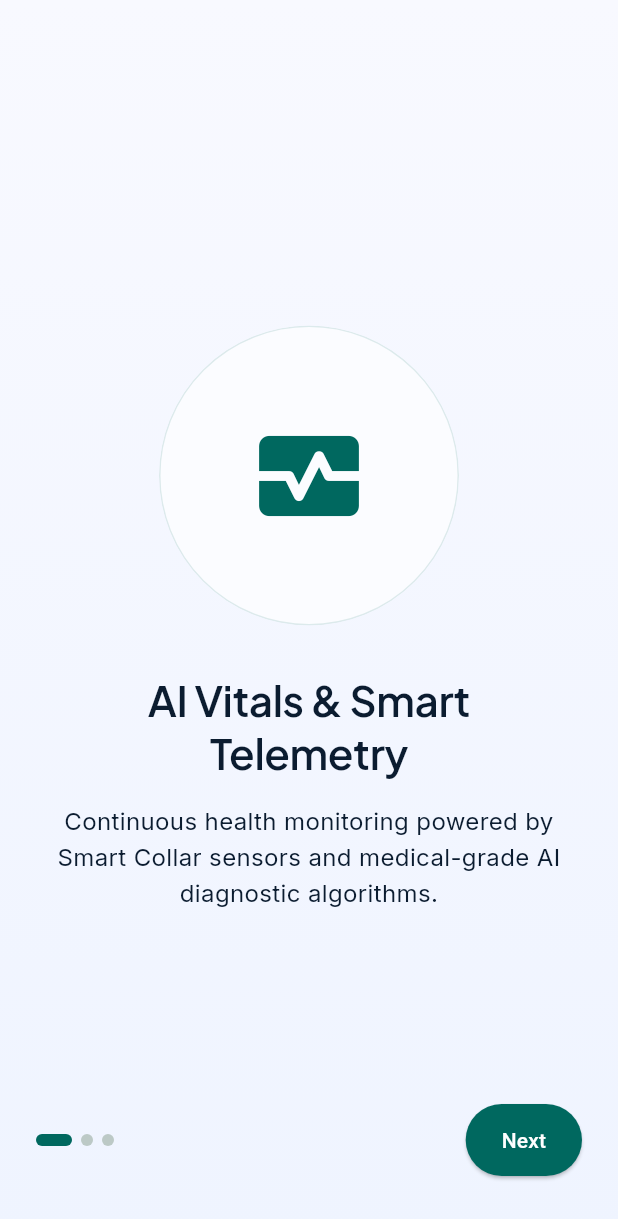
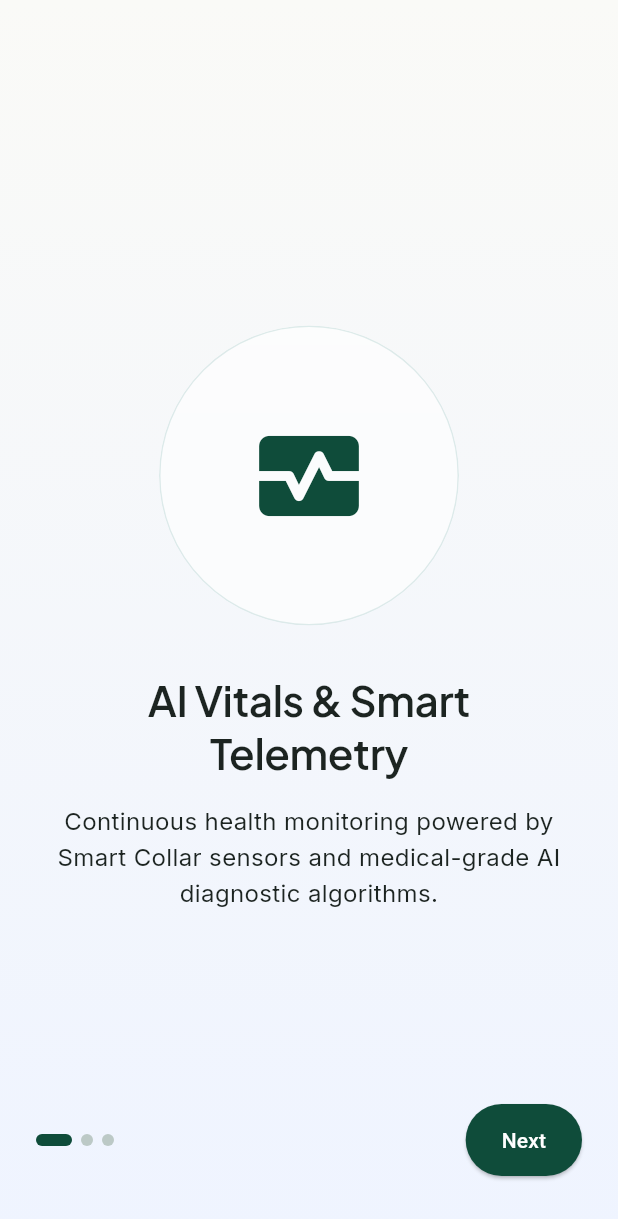
Before and after one commit to Antony0610/PetConnect_AI_2.0, a Flutter app: the screen it shows after launch, on a phone screen of 412 x 824 dp. Shown: the top 1219 px of the screen. Run offline on Flutter 3.47's test engine with Material 3 defaults, Android fonts, the phone set to English and light mode, and no system bars; our stand-ins replace dio, flutter_animate, flutter_riverpod, go_router, google_fonts, shared_preferences.

Commit message:
style: finalize Global Design System with warm palette, rich charcoal dark mode, and handcrafted typography

```diff
--- a/lib/src/core/constants/app_colors.dart
+++ b/lib/src/core/constants/app_colors.dart
@@ -1,60 +1,60 @@
 import 'package:flutter/material.dart';
 
 /// Design tokens for PetConnect AI Ecosystem
-/// Inspired by Apple Health clarity, Tesla UI precision, and Nothing OS glassmorphic & dot-matrix accents.
+/// Handcrafted warm, compassionate palette: Deep Forest Green, Warm Teal, Golden Amber & Soft Coral.
 abstract class AppColors {
-  // Brand Primaries
-  static const Color primaryTeal = Color(0xFF00685F);
-  static const Color primaryContainer = Color(0xFF008378);
+  // Brand Primaries (Deep Forest Green & Warm Teal)
+  static const Color primaryTeal = Color(0xFF0F4C3A);
+  static const Color primaryContainer = Color(0xFF147B6A);
   static const Color primaryFixed = Color(0xFF89F5E7);
   static const Color primaryFixedDim = Color(0xFF6BD8CB);
   static const Color onPrimary = Color(0xFFFFFFFF);
   static const Color onPrimaryContainer = Color(0xFFF4FFFC);
 
-  // Brand Secondaries (Cyan Accent)
-  static const Color secondaryCyan = Color(0xFF00687A);
-  static const Color secondaryContainer = Color(0xFF57DFFE);
-  static const Color secondaryFixed = Color(0xFFACEDFF);
-  static const Color secondaryFixedDim = Color(0xFF4CD7F6);
+  // Brand Secondaries (Warm Teal & Golden Amber Accent)
+  static const Color secondaryCyan = Color(0xFF147B6A);
+  static const Color secondaryContainer = Color(0xFFE6A100);
+  static const Color secondaryFixed = Color(0xFFFFF3CD);
+  static const Color secondaryFixedDim = Color(0xFFE6A100);
   static const Color onSecondary = Color(0xFFFFFFFF);
 
-  // Brand Tertiaries (Coral Accent)
-  static const Color tertiaryCoral = Color(0xFF924628);
+  // Brand Tertiaries (Soft Coral Accent)
+  static const Color tertiaryCoral = Color(0xFFE76F51);
   static const Color tertiaryContainer = Color(0xFFB05E3D);
   static const Color tertiaryFixed = Color(0xFFFFDBCE);
   static const Color tertiaryFixedDim = Color(0xFFFFB59A);
   static const Color onTertiary = Color(0xFFFFFFFF);
 
-  // Light Neutrals
-  static const Color lightBackground = Color(0xFFF8F9FF);
-  static const Color lightSurface = Color(0xFFF8F9FF);
+  // Light Neutrals (Warm Off-White & Soft Ivory)
+  static const Color lightBackground = Color(0xFFFAFAF7);
+  static const Color lightSurface = Color(0xFFF4F4EE);
   static const Color lightSurfaceContainerLowest = Color(0xFFFFFFFF);
-  static const Color lightSurfaceContainerLow = Color(0xFFEFF4FF);
-  static const Color lightSurfaceContainer = Color(0xFFE5EEFF);
-  static const Color lightSurfaceContainerHigh = Color(0xFFDCE9FF);
+  static const Color lightSurfaceContainerLow = Color(0xFFEFF4FE);
+  static const Color lightSurfaceContainer = Color(0xFFE5EEFE);
+  static const Color lightSurfaceContainerHigh = Color(0xFFDCE9FE);
   static const Color lightSurfaceContainerHighest = Color(0xFFD3E4FE);
-  static const Color lightOnSurface = Color(0xFF0B1C30);
+  static const Color lightOnSurface = Color(0xFF1C2421);
   static const Color lightOnSurfaceVariant = Color(0xFF3D4947);
   static const Color lightOutline = Color(0xFF6D7A77);
   static const Color lightOutlineVariant = Color(0xFFBCC9C6);
 
-  // Dark Neutrals (OLED Navy/Black)
-  static const Color darkBackground = Color(0xFF050811);
-  static const Color darkSurface = Color(0xFF0B1C30);
-  static const Color darkSurfaceContainerLowest = Color(0xFF081220);
-  static const Color darkSurfaceContainerLow = Color(0xFF0E223B);
-  static const Color darkSurfaceContainer = Color(0xFF152D4A);
-  static const Color darkSurfaceContainerHigh = Color(0xFF1E3B5F);
-  static const Color darkSurfaceContainerHighest = Color(0xFF264773);
+  // Dark Neutrals (Rich Charcoal & Deep Forest Charcoal)
+  static const Color darkBackground = Color(0xFF121917);
+  static const Color darkSurface = Color(0xFF1A2321);
+  static const Color darkSurfaceContainerLowest = Color(0xFF0F1513);
+  static const Color darkSurfaceContainerLow = Color(0xFF18221F);
+  static const Color darkSurfaceContainer = Color(0xFF202C28);
+  static const Color darkSurfaceContainerHigh = Color(0xFF283732);
+  static const Color darkSurfaceContainerHighest = Color(0xFF31433D);
   static const Color darkOnSurface = Color(0xFFEAF1FF);
   static const Color darkOnSurfaceVariant = Color(0xFF94A3B8);
   static const Color darkOutline = Color(0xFF475569);
   static const Color darkOutlineVariant = Color(0xFF334155);
 
   // Semantics
-  static const Color successGreen = Color(0xFF10B981);
-  static const Color warningAmber = Color(0xFFF59E0B);
-  static const Color errorRed = Color(0xFFBA1A1A);
+  static const Color successGreen = Color(0xFF2A9D8F);
+  static const Color warningOrange = Color(0xFFE6A100);
+  static const Color errorRed = Color(0xFFE76F51);
   static const Color onError = Color(0xFFFFFFFF);
 
   // Gradients
@@ -65,7 +65,7 @@ abstract class AppColors {
   );
 
   static const LinearGradient aiGlowGradient = LinearGradient(
-    colors: [Color(0xFF008378), Color(0xFF57DFFE), Color(0xFFB05E3D)],
+    colors: [Color(0xFF0F4C3A), Color(0xFF147B6A), Color(0xFFE6A100)],
     begin: Alignment.topLeft,
     end: Alignment.bottomRight,
   );
--- a/lib/src/core/theme/app_theme.dart
+++ b/lib/src/core/theme/app_theme.dart
@@ -144,8 +144,8 @@ abstract class AppTheme {
       extensions: const [
         GlassmorphismThemeExtension(
           blurAmount: 20.0,
-          fillOverlayColor: Color(0x800B1C30),
-          borderStrokeColor: Color(0x336BD8CB),
+          fillOverlayColor: Color(0x801A2321),
+          borderStrokeColor: Color(0x33147B6A),
         ),
       ],
     );
```
